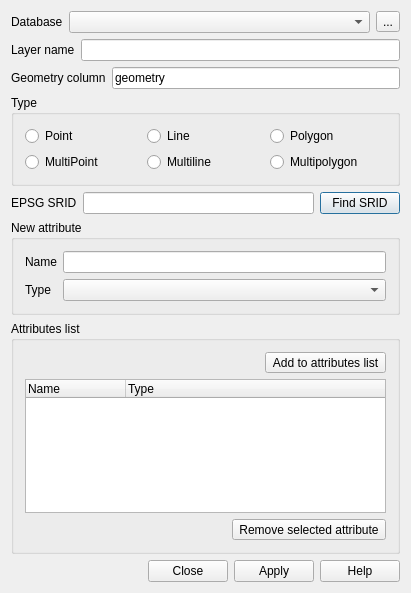
Above: qgis/src/ui/qgsnewspatialitelayerdialogbase.ui from sourcepole/qgis before the change. Below: the same form after it.
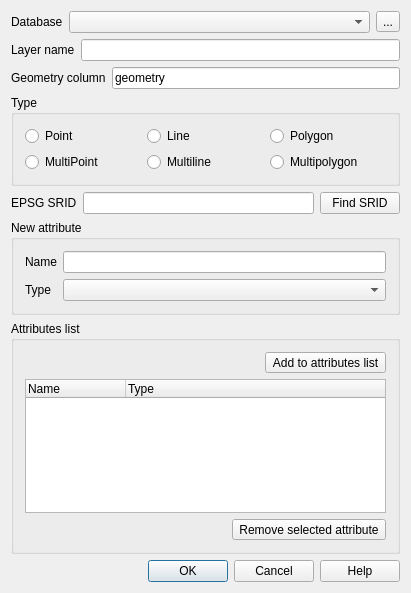
That is the form after the change. Icons and pictures are not drawn.

The edit to the form file:
```diff
--- a/qgis/src/ui/qgsnewspatialitelayerdialogbase.ui
+++ b/qgis/src/ui/qgsnewspatialitelayerdialogbase.ui
@@ -403,7 +403,7 @@
       <enum>Qt::Horizontal</enum>
      </property>
      <property name="standardButtons">
-      <set>QDialogButtonBox::Apply|QDialogButtonBox::Close|QDialogButtonBox::Help</set>
+      <set>QDialogButtonBox::Cancel|QDialogButtonBox::Help|QDialogButtonBox::Ok</set>
      </property>
     </widget>
    </item>
```
